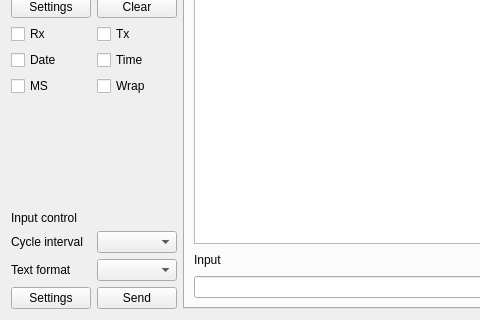
Before: the Qt Designer form src/toolboxui/SAKToolBoxUi.ui in x-tools-author/x-tools, drawn with Qt 5; both pictures show x 0 to 480 and y 126 to 446 of the 633 by 446 pixel window.
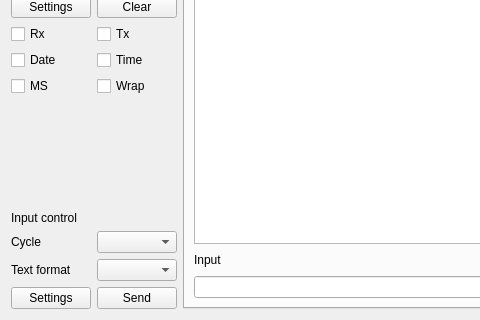
After: the same form once the commit is applied. Custom widgets are drawn as their Qt base class.

Patch:
```diff
--- a/src/toolboxui/SAKToolBoxUi.ui
+++ b/src/toolboxui/SAKToolBoxUi.ui
@@ -171,7 +171,7 @@
       <item row="12" column="0">
        <widget class="QLabel" name="label_5">
         <property name="text">
-         <string>Cycle interval</string>
+         <string>Cycle</string>
         </property>
        </widget>
       </item>
```
